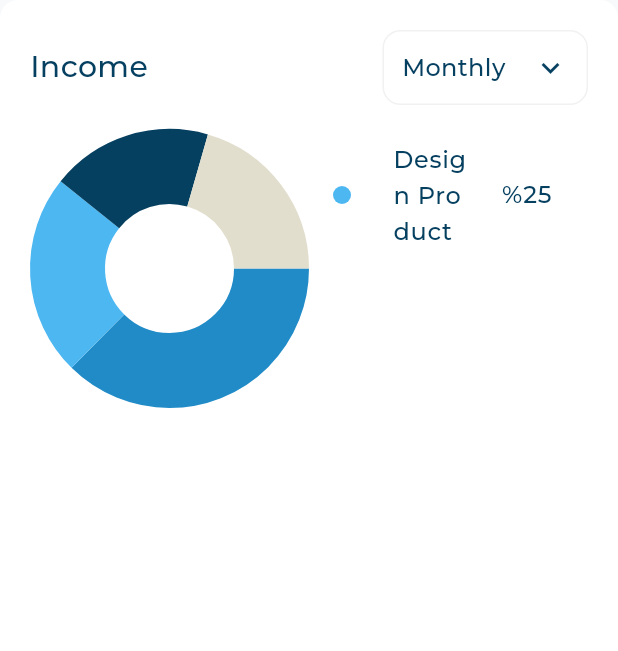
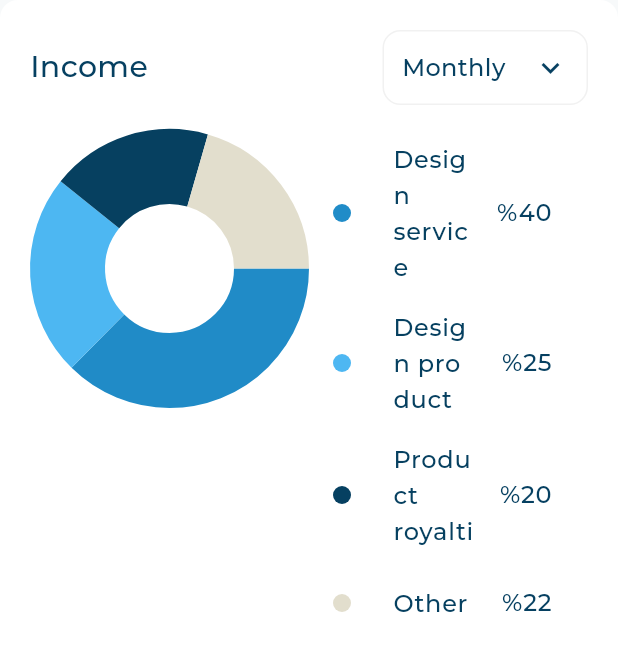
Before and after one commit to A7mad3lwan/admin-dashboard, a Flutter app: the IncomeSection widget shown alone on an empty page, opened directly, on a phone screen of 412 x 824 dp. Shown: the top 651 px of the screen. Run offline on Flutter 3.47's test engine with Material 3 defaults, Android fonts, the phone set to English and light mode, and no system bars; drawn by our look-alikes of fl_chart; our stand-ins replace expandable_page_view, flutter_svg, font_awesome_flutter; project files that could hold a hidden picture were left out.

Commit message:
add income details items

```diff
--- /dev/null
+++ b/lib/data/data source/statics/income_items_list.dart
@@ -0,0 +1,26 @@
+import 'dart:ui';
+
+import '../../model/income_item_details_model.dart';
+
+List<ItemDetailsModel> incomeItems = [
+  ItemDetailsModel(
+    itemColor: const Color(0xff208CC8),
+    title: 'Design service',
+    value: '%40',
+  ),
+  ItemDetailsModel(
+    itemColor: const Color(0xff4EB7F2),
+    title: 'Design product',
+    value: '%25',
+  ),
+  ItemDetailsModel(
+    itemColor: const Color(0xff064061),
+    title: 'Product royalti',
+    value: '%20',
+  ),
+  ItemDetailsModel(
+    itemColor: const Color(0xffE2DECD),
+    title: 'Other',
+    value: '%22',
+  ),
+];
--- /dev/null
+++ b/lib/data/model/income_item_details_model.dart
@@ -0,0 +1,12 @@
+import 'package:flutter/material.dart';
+
+class ItemDetailsModel {
+  final Color itemColor;
+  final String title, value;
+
+  ItemDetailsModel({
+    required this.itemColor,
+    required this.title,
+    required this.value,
+  });
+}
--- /dev/null
+++ b/lib/views/widgets/custom widgets/custom_incomes_item.dart
@@ -0,0 +1,32 @@
+import 'package:flutter/material.dart';
+
+import '../../../core/utils/app_styles.dart';
+import '../../../data/model/income_item_details_model.dart';
+
+class IncomeItem extends StatelessWidget {
+  const IncomeItem({super.key, required this.itemDetailsModel});
+
+  final ItemDetailsModel itemDetailsModel;
+
+  @override
+  Widget build(BuildContext context) {
+    return ListTile(
+      leading: Container(
+        width: 12,
+        height: 12,
+        decoration: ShapeDecoration(
+          color: itemDetailsModel.itemColor,
+          shape: const OvalBorder(),
+        ),
+      ),
+      title: Text(
+        itemDetailsModel.title,
+        style: AppStyles.styleRegular16,
+      ),
+      trailing: Text(
+        itemDetailsModel.value,
+        style: AppStyles.styleMedium16,
+      ),
+    );
+  }
+}
--- /dev/null
+++ b/lib/views/widgets/custom widgets/income_items_list_view.dart
@@ -0,0 +1,17 @@
+import 'package:dashboard/data/data%20source/statics/income_items_list.dart';
+import 'package:dashboard/views/widgets/custom%20widgets/custom_incomes_item.dart';
+import 'package:flutter/material.dart';
+
+class IncomeItemsListView extends StatelessWidget {
+  const IncomeItemsListView({super.key});
+
+  @override
+  Widget build(BuildContext context) {
+    return ListView.builder(
+      itemCount: incomeItems.length,
+      shrinkWrap: true,
+      itemBuilder: (context, index) =>
+          IncomeItem(itemDetailsModel: incomeItems[index]),
+    );
+  }
+}
--- a/lib/views/widgets/custom widgets/income_section.dart
+++ b/lib/views/widgets/custom widgets/income_section.dart
@@ -1,6 +1,6 @@
-import 'package:dashboard/core/utils/app_styles.dart';
 import 'package:dashboard/views/widgets/custom%20widgets/custom_dashboard_container.dart';
 import 'package:dashboard/views/widgets/custom%20widgets/income_chart.dart';
+import 'package:dashboard/views/widgets/custom%20widgets/income_items_list_view.dart';
 import 'package:flutter/material.dart';
 import 'income_section_header.dart';
 
@@ -9,37 +9,20 @@ class IncomeSection extends StatelessWidget {
 
   @override
   Widget build(BuildContext context) {
-    return CustomDashboardContainer(
+    return const CustomDashboardContainer(
       padding: 20,
       child: Column(
         children: [
-          const IncomeSectionHeader(),
-          const SizedBox(height: 16),
+          IncomeSectionHeader(),
+          SizedBox(height: 16),
           Expanded(
             child: Row(
               mainAxisAlignment: MainAxisAlignment.start,
               crossAxisAlignment: CrossAxisAlignment.start,
               children: [
-                const Expanded(child: IncomeChart()),
+                Expanded(child: IncomeChart()),
                 Expanded(
-                  child: ListTile(
-                    leading: Container(
-                      width: 12,
-                      height: 12,
-                      decoration: const ShapeDecoration(
-                        color: Color(0xff4DB7F2),
-                        shape: OvalBorder(),
-                      ),
-                    ),
-                    title: const Text(
-                      'Design Product',
-                      style: AppStyles.styleRegular16,
-                    ),
-                    trailing: const Text(
-                      '%25',
-                      style: AppStyles.styleMedium16,
-                    ),
-                  ),
+                  child: IncomeItemsListView(),
                 ),
               ],
             ),
```
